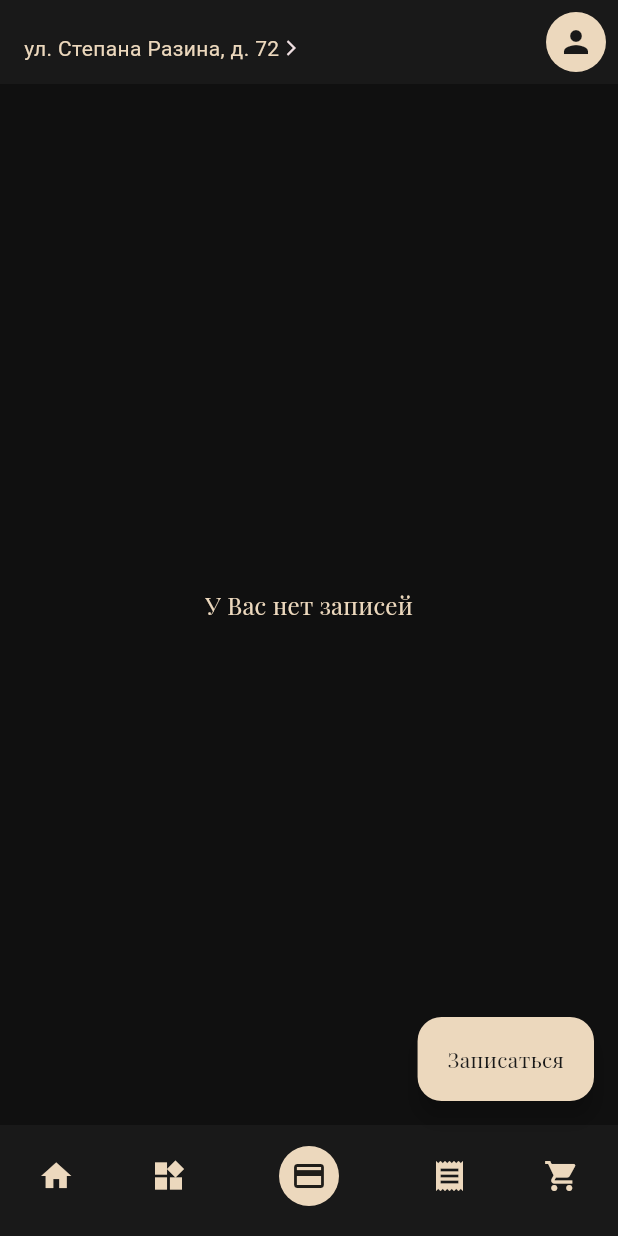
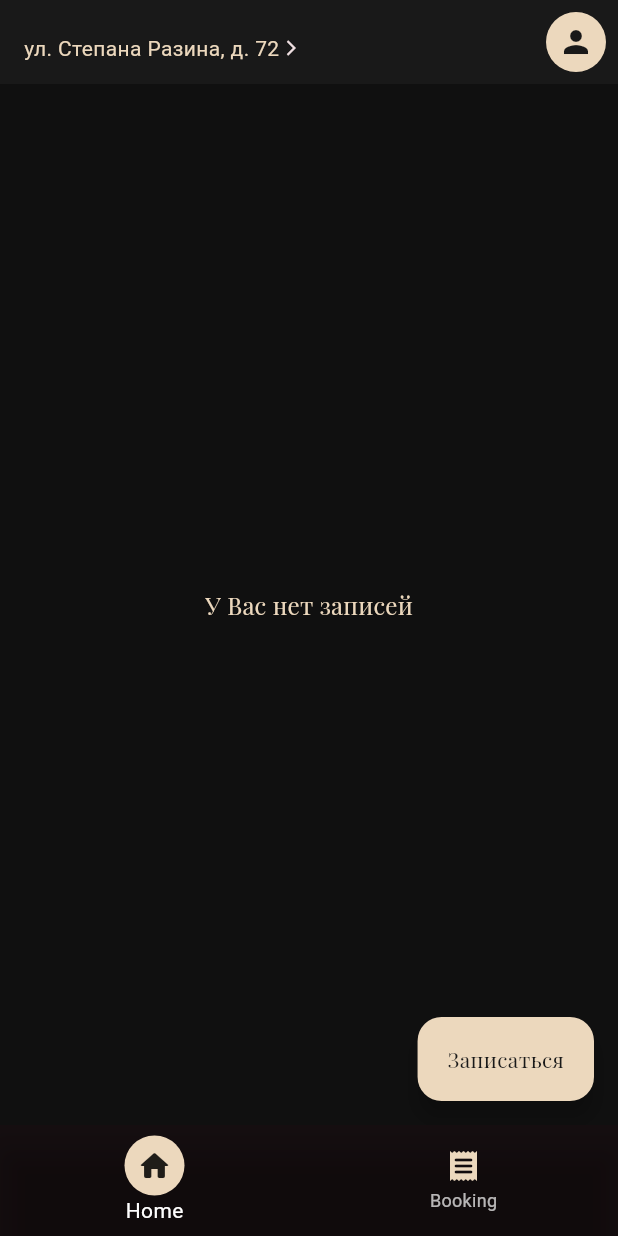
Before and after one commit to Zhorenty/ln_studio, a Flutter app: the screen it shows after launch, on a phone screen of 412 x 824 dp. Run offline on Flutter 3.47's test engine with Material 2 defaults, Android fonts, the phone set to English and light mode, and no system bars; our stand-ins replace bloc_concurrency, flutter_bloc, flutter_native_splash, go_router, shared_preferences; generated files the repository leaves out were written again.

Commit message:
Добавил Bottom nav bar

```diff
--- a/lib/src/common/router/router.dart
+++ b/lib/src/common/router/router.dart
@@ -1,14 +1,34 @@
 import 'package:go_router/go_router.dart';
 
 import '/src/feature/home/widget/home_screen.dart';
+import '/src/common/widget/custom_bottom_navigation_bar.dart';
+import '/src/feature/booking/widget/booking_screen.dart';
 
 /// Router of this application.
 final router = GoRouter(
   initialLocation: '/home',
   routes: [
-    GoRoute(
-      path: '/home',
-      builder: (context, _) => const WardrobeScreen(),
+    StatefulShellRoute.indexedStack(
+      builder: (context, state, navigationShell) =>
+          CustomBottomNavigationBar(navigationShell),
+      branches: [
+        StatefulShellBranch(
+          routes: [
+            GoRoute(
+              path: '/home',
+              builder: (context, state) => const WardrobeScreen(),
+            ),
+          ],
+        ),
+        StatefulShellBranch(
+          routes: [
+            GoRoute(
+              path: '/booking',
+              builder: (context, state) => const BookingScreen(),
+            ),
+          ],
+        ),
+      ],
     ),
   ],
 );
--- a/lib/src/common/theme/theme.dart
+++ b/lib/src/common/theme/theme.dart
@@ -10,6 +10,7 @@ final $lightThemeData = ThemeData(
 /// Dark theme of this application.
 final $darkThemeData = ThemeData(
   colorScheme: darkColorScheme,
+  bottomNavigationBarTheme: bottomNavigationBarThemeDataDark,
   textTheme: Typography.whiteHelsinki,
   brightness: Brightness.dark,
   useMaterial3: true,
@@ -31,3 +32,7 @@ final darkColorScheme = ColorScheme.fromSeed(
   background: const Color(0xFF101010),
   onBackground: const Color(0xFF191919),
 );
+
+const bottomNavigationBarThemeDataDark = BottomNavigationBarThemeData(
+  backgroundColor: Colors.black12,
+);
--- /dev/null
+++ b/lib/src/common/widget/custom_bottom_navigation_bar.dart
@@ -0,0 +1,41 @@
+import 'package:flutter/material.dart';
+import 'package:go_router/go_router.dart';
+import 'package:ln_studio/src/common/utils/extensions/context_extension.dart';
+
+class CustomBottomNavigationBar extends StatelessWidget {
+  const CustomBottomNavigationBar(this.navigationShell, {Key? key})
+      : super(key: key);
+
+  final StatefulNavigationShell navigationShell;
+
+  @override
+  Widget build(context) {
+    return Scaffold(
+      body: navigationShell,
+      bottomNavigationBar: BottomNavigationBar(
+        currentIndex: navigationShell.currentIndex,
+        onTap: navigationShell.goBranch,
+        items: <BottomNavigationBarItem>[
+          BottomNavigationBarItem(
+            icon: Icon(Icons.home_rounded, color: context.colors.primary),
+            activeIcon: CircleAvatar(
+              radius: 20,
+              backgroundColor: context.colors.primary,
+              child: const Icon(Icons.home_rounded, color: Colors.black87),
+            ),
+            label: 'Home',
+          ),
+          BottomNavigationBarItem(
+            icon: Icon(Icons.receipt_rounded, color: context.colors.primary),
+            activeIcon: CircleAvatar(
+              radius: 20,
+              backgroundColor: context.colors.primary,
+              child: const Icon(Icons.receipt_rounded, color: Colors.black87),
+            ),
+            label: 'Booking',
+          ),
+        ],
+      ),
+    );
+  }
+}
--- /dev/null
+++ b/lib/src/feature/booking/widget/booking_screen.dart
@@ -0,0 +1,16 @@
+import 'package:flutter/material.dart';
+
+/// {@template booking_screen}
+/// BookingScreen widget.
+/// {@endtemplate}
+class BookingScreen extends StatelessWidget {
+  /// {@macro booking_screen}
+  const BookingScreen({super.key});
+
+  @override
+  Widget build(BuildContext context) => const Scaffold(
+        body: Center(
+          child: Text('Записи'),
+        ),
+      );
+}
--- a/lib/src/feature/home/widget/home_screen.dart
+++ b/lib/src/feature/home/widget/home_screen.dart
@@ -69,38 +69,6 @@ class WardrobeScreen extends StatelessWidget {
         backgroundColor: context.colors.primary,
         onPressed: () {},
       ),
-      bottomNavigationBar: BottomNavigationBar(
-        backgroundColor: Colors.white,
-        currentIndex: 2,
-        showSelectedLabels: false,
-        items: <BottomNavigationBarItem>[
-          BottomNavigationBarItem(
-            icon: Icon(Icons.home, color: context.colors.primary),
-            label: 'Profile',
-          ),
-          BottomNavigationBarItem(
-            icon: Icon(Icons.widgets, color: context.colors.primary),
-            label: 'Card',
-          ),
-          BottomNavigationBarItem(
-            backgroundColor: context.colors.onBackground,
-            icon: CircleAvatar(
-              radius: 20,
-              backgroundColor: context.colors.primary,
-              child: const Icon(Icons.credit_card, color: Colors.black87),
-            ),
-            label: 'Card',
-          ),
-          BottomNavigationBarItem(
-            icon: Icon(Icons.receipt, color: context.colors.primary),
-            label: 'Settings',
-          ),
-          BottomNavigationBarItem(
-            icon: Icon(Icons.shopping_cart, color: context.colors.primary),
-            label: 'Basket',
-          ),
-        ],
-      ),
     );
   }
 }
```
Also changed, not shown: 1 other file.
